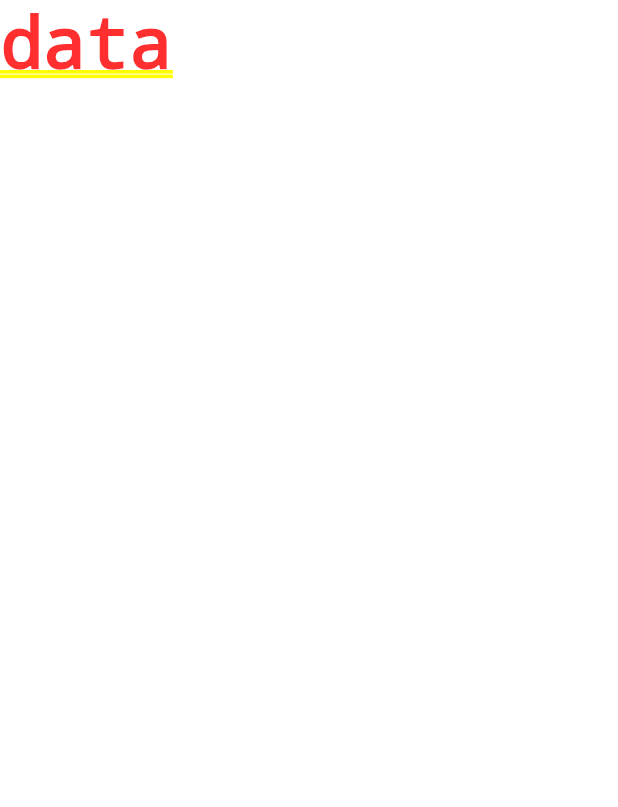
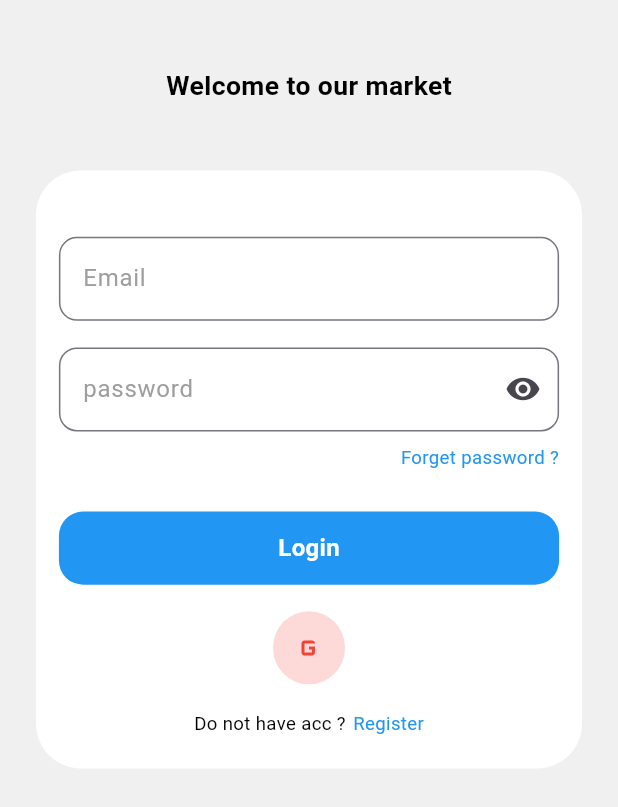
Before and after one commit to IbrahimElbazz/market, a Flutter app: the screen it shows after launch, on a phone screen of 412 x 824 dp. Shown: the top 807 px of the screen. Run offline on Flutter 3.47's test engine with Material 3 defaults, Android fonts, the phone set to English and light mode, and no system bars; our stand-ins replace flutter_screenutil.

Commit message:
login ui done

```diff
--- /dev/null
+++ b/lib/core/widgets/custom_text_field.dart
@@ -0,0 +1,38 @@
+import 'package:flutter/material.dart';
+
+class CustomTextField extends StatelessWidget {
+  const CustomTextField({
+    super.key,
+    required this.hint,
+    this.controller,
+    this.iconButton,
+  });
+  final String? hint;
+  final TextEditingController? controller;
+  final Widget? iconButton;
+  @override
+  Widget build(BuildContext context) {
+    return TextField(
+      controller: controller,
+      decoration: InputDecoration(
+        hintText: hint ?? "",
+        hintStyle: const TextStyle(
+          color: Colors.grey,
+        ),
+        suffixIcon: iconButton ?? const SizedBox.shrink(),
+        focusedBorder: OutlineInputBorder(
+          borderRadius: BorderRadius.circular(12),
+          borderSide: const BorderSide(
+            color: Colors.blue,
+          ),
+        ),
+        border: OutlineInputBorder(
+          borderRadius: BorderRadius.circular(12),
+          borderSide: const BorderSide(
+            color: Colors.grey,
+          ),
+        ),
+      ),
+    );
+  }
+}
--- /dev/null
+++ b/lib/core/widgets/gap.dart
@@ -0,0 +1,38 @@
+import 'package:flutter/material.dart';
+import 'package:flutter_screenutil/flutter_screenutil.dart';
+
+class Gap extends StatelessWidget {
+  const Gap({super.key, required this.width, required this.height});
+  final double width;
+  final double height;
+
+  @override
+  Widget build(BuildContext context) {
+    return SizedBox(
+      height: height.h,
+      width: width.w,
+    );
+  }
+}
+
+class GapH extends StatelessWidget {
+  const GapH({super.key, required this.height});
+  final double height;
+  @override
+  Widget build(BuildContext context) {
+    return SizedBox(
+      height: height.h,
+    );
+  }
+}
+
+class GapW extends StatelessWidget {
+  const GapW({super.key, required this.width});
+  final double width;
+  @override
+  Widget build(BuildContext context) {
+    return SizedBox(
+      width: width.w,
+    );
+  }
+}
--- a/lib/main.dart
+++ b/lib/main.dart
@@ -1,16 +1,6 @@
 import 'package:flutter/material.dart';
+import 'package:market/market.dart';
 
 void main() {
-  runApp(const MyApp());
+  runApp(const market());
 }
-
-class MyApp extends StatelessWidget {
-  const MyApp({super.key});
-  @override
-  Widget build(BuildContext context) {
-    return const MaterialApp(
-      title: 'market',
-      home: Text('data'),
-    );
-  }
-}
--- /dev/null
+++ b/lib/market.dart
@@ -0,0 +1,20 @@
+import 'package:flutter/material.dart';
+import 'package:flutter_screenutil/flutter_screenutil.dart';
+import 'package:market/views/login/screens/login_screen.dart';
+
+class market extends StatelessWidget {
+  const market({super.key});
+  @override
+  Widget build(BuildContext context) {
+    return const ScreenUtilInit(
+      designSize: Size(430, 930),
+      minTextAdapt: true,
+      splitScreenMode: true,
+      child: MaterialApp(
+        debugShowCheckedModeBanner: false,
+        title: 'market',
+        home: LoginScreen(),
+      ),
+    );
+  }
+}
--- /dev/null
+++ b/lib/views/login/screens/login_screen.dart
@@ -0,0 +1,36 @@
+import 'package:flutter/material.dart';
+import 'package:flutter_screenutil/flutter_screenutil.dart';
+import 'package:market/core/widgets/gap.dart';
+import 'package:market/views/login/screens/widgets/login_form.dart';
+
+class LoginScreen extends StatelessWidget {
+  const LoginScreen({super.key});
+  @override
+  Widget build(BuildContext context) {
+    return Scaffold(
+      backgroundColor: const Color.fromARGB(255, 240, 240, 240),
+      body: SafeArea(
+        child: SingleChildScrollView(
+          child: SizedBox(
+            width: 430.w,
+            child: Column(
+              children: [
+                const GapH(height: 50),
+                Text(
+                  'Welcome to our market',
+                  style: TextStyle(
+                    fontSize: 20.sp,
+                    color: Colors.black,
+                    fontWeight: FontWeight.bold,
+                  ),
+                ),
+                const GapH(height: 50),
+                const LoginForm()
+              ],
+            ),
+          ),
+        ),
+      ),
+    );
+  }
+}
--- /dev/null
+++ b/lib/views/login/screens/widgets/login_form.dart
@@ -0,0 +1,112 @@
+import 'package:flutter/material.dart';
+import 'package:flutter_screenutil/flutter_screenutil.dart';
+import 'package:market/core/widgets/custom_text_field.dart';
+import 'package:market/core/widgets/gap.dart';
+
+class LoginForm extends StatelessWidget {
+  const LoginForm({
+    super.key,
+  });
+
+  @override
+  Widget build(BuildContext context) {
+    return Container(
+      width: 380.w,
+      height: 450.h,
+      decoration: BoxDecoration(
+        color: Colors.white,
+        borderRadius: BorderRadius.circular(30),
+      ),
+      child: Padding(
+        padding: EdgeInsets.symmetric(horizontal: 16.w),
+        child: Column(
+          children: [
+            const GapH(height: 50),
+            const CustomTextField(
+              hint: 'Email',
+            ),
+            const GapH(height: 20),
+            CustomTextField(
+              hint: 'password',
+              iconButton: IconButton(
+                onPressed: () {},
+                icon: const Icon(
+                  Icons.remove_red_eye,
+                ),
+              ),
+            ),
+            const GapH(height: 10),
+            Row(
+              mainAxisAlignment: MainAxisAlignment.end,
+              children: [
+                Text(
+                  'Forget password ?',
+                  style: TextStyle(
+                    color: Colors.blue,
+                    fontSize: 14.sp,
+                  ),
+                ),
+              ],
+            ),
+            const GapH(
+              height: 30,
+            ),
+            Container(
+              height: 55.h,
+              decoration: BoxDecoration(
+                borderRadius: BorderRadius.circular(16),
+                color: Colors.blue,
+              ),
+              child: Center(
+                child: Text(
+                  'Login',
+                  style: TextStyle(
+                    color: Colors.white,
+                    fontSize: 18.sp,
+                    fontWeight: FontWeight.bold,
+                  ),
+                ),
+              ),
+            ),
+            const GapH(height: 20),
+            Container(
+              height: 55.h,
+              width: 50.w,
+              decoration: BoxDecoration(
+                borderRadius: BorderRadius.circular(50),
+                color: Colors.red.withOpacity(0.2),
+              ),
+              child: const Center(
+                child: Icon(
+                  Icons.g_mobiledata,
+                  color: Colors.red,
+                ),
+              ),
+            ),
+            const GapH(height: 20),
+            Row(
+              mainAxisAlignment: MainAxisAlignment.center,
+              children: [
+                Text(
+                  'Do not have acc ?',
+                  style: TextStyle(
+                    color: Colors.black,
+                    fontSize: 14.sp,
+                  ),
+                ),
+                const GapW(width: 5),
+                Text(
+                  'Register',
+                  style: TextStyle(
+                    color: Colors.blue,
+                    fontSize: 14.sp,
+                  ),
+                ),
+              ],
+            ),
+          ],
+        ),
+      ),
+    );
+  }
+}
--- a/pubspec.yaml
+++ b/pubspec.yaml
@@ -35,6 +35,7 @@ dependencies:
   # The following adds the Cupertino Icons font to your application.
   # Use with the CupertinoIcons class for iOS style icons.
   cupertino_icons: ^1.0.8
+  flutter_screenutil: ^5.9.3
 
 dev_dependencies:
   flutter_test:
```
Also changed, not shown: pubspec.lock, 1 other file.
